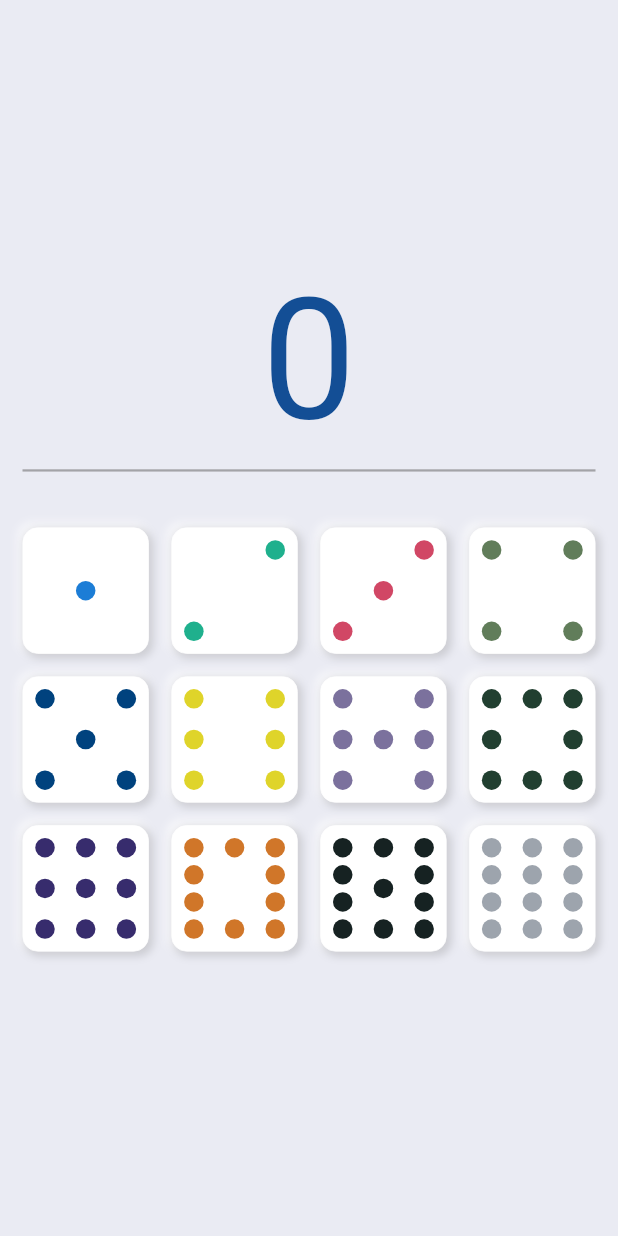
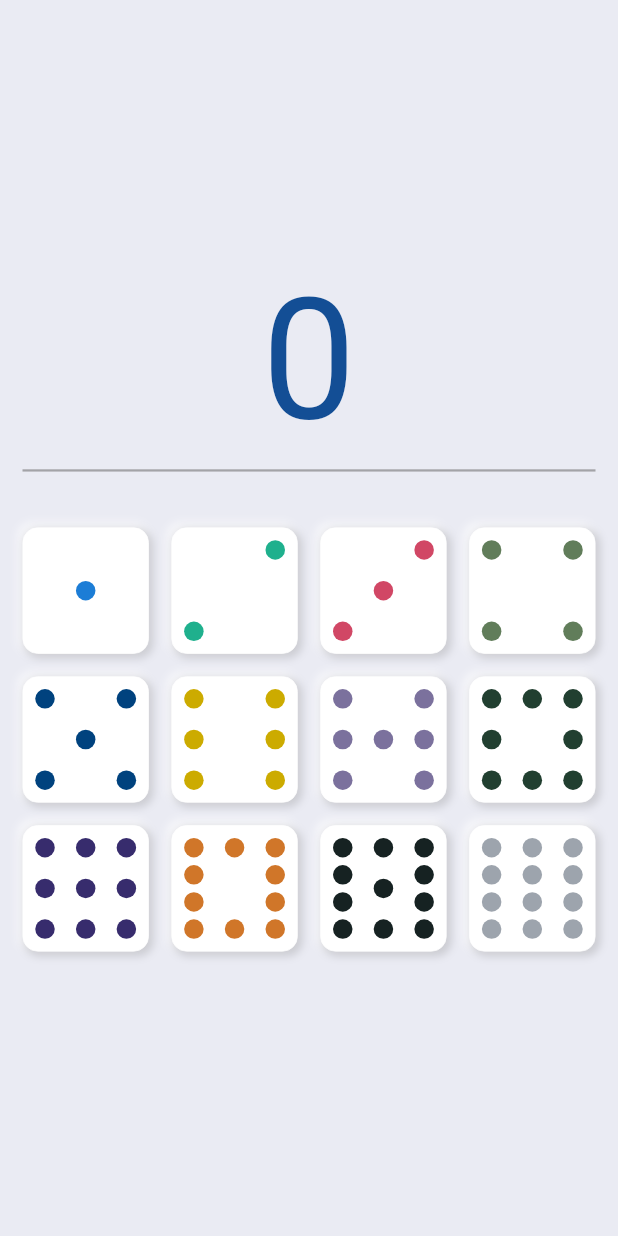
Before and after one commit to esron/mexican_calculator, a Flutter app: the screen it shows after launch, on a phone screen of 412 x 824 dp. Run offline on Flutter 3.47's test engine with Material 2 defaults, Android fonts, the phone set to English and light mode, and no system bars.

Commit message:
Changes the color of the dominoe one

```diff
--- a/lib/widgets/domino_piece.dart
+++ b/lib/widgets/domino_piece.dart
@@ -333,7 +333,7 @@ class DominoSix extends StatelessWidget {
               height: 13,
               width: 13,
               decoration: BoxDecoration(
-                color: Color(0xFFdfd42a),
+                color: Color(0xFFCCAB00),
                 shape: BoxShape.circle,
               ),
             ),
@@ -341,7 +341,7 @@ class DominoSix extends StatelessWidget {
               height: 13,
               width: 13,
               decoration: BoxDecoration(
-                color: Color(0xFFdfd42a),
+                color: Color(0xFFCCAB00),
                 shape: BoxShape.circle,
               ),
             ),
@@ -349,7 +349,7 @@ class DominoSix extends StatelessWidget {
               height: 13,
               width: 13,
               decoration: BoxDecoration(
-                color: Color(0xFFdfd42a),
+                color: Color(0xFFCCAB00),
                 shape: BoxShape.circle,
               ),
             ),
@@ -362,7 +362,7 @@ class DominoSix extends StatelessWidget {
               height: 13,
               width: 13,
               decoration: BoxDecoration(
-                color: Color(0xFFdfd42a),
+                color: Color(0xFFCCAB00),
                 shape: BoxShape.circle,
               ),
             ),
@@ -370,7 +370,7 @@ class DominoSix extends StatelessWidget {
               height: 13,
               width: 13,
               decoration: BoxDecoration(
-                color: Color(0xFFdfd42a),
+                color: Color(0xFFCCAB00),
                 shape: BoxShape.circle,
               ),
             ),
@@ -378,7 +378,7 @@ class DominoSix extends StatelessWidget {
               height: 13,
               width: 13,
               decoration: BoxDecoration(
-                color: Color(0xFFdfd42a),
+                color: Color(0xFFCCAB00),
                 shape: BoxShape.circle,
               ),
             ),
```
